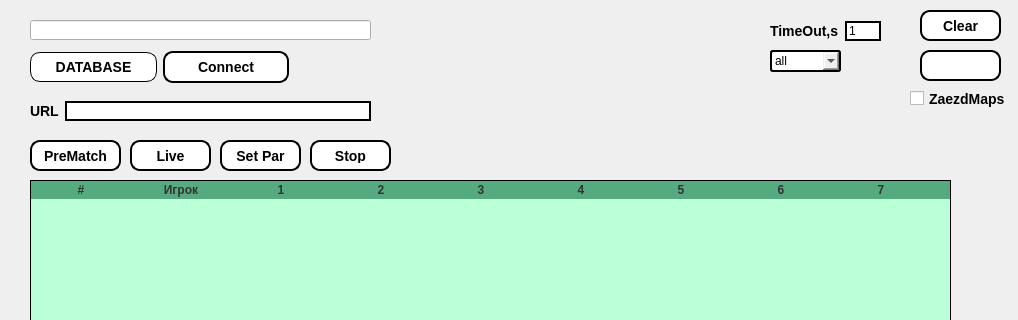
Above: window.ui from biggvladik/GrabberGolf before the change; both pictures show x 0 to 1018 and y 0 to 320 of the 1018 by 811 pixel window. Below: the same form after it.
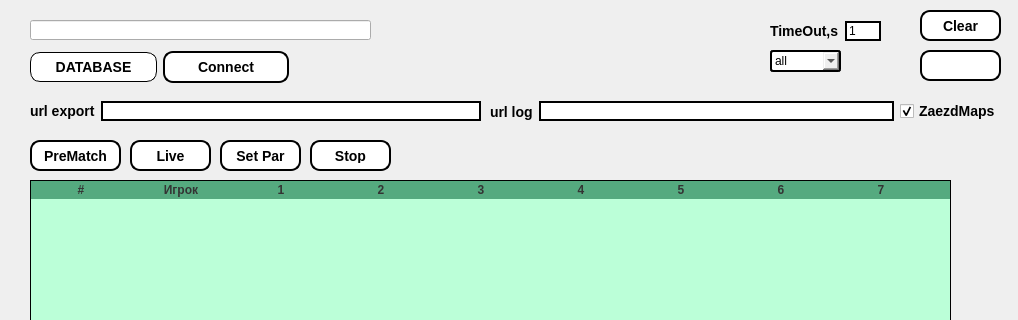
That is the form after the change.

```diff
--- a/window.ui
+++ b/window.ui
@@ -244,7 +244,7 @@
      <rect>
       <x>30</x>
       <y>100</y>
-      <width>341</width>
+      <width>451</width>
       <height>22</height>
      </rect>
     </property>
@@ -255,7 +255,7 @@
         <string notr="true">font: bold 14px;</string>
        </property>
        <property name="text">
-        <string>URL</string>
+        <string>url export</string>
        </property>
       </widget>
      </item>
@@ -484,22 +484,6 @@
      </property>
     </column>
    </widget>
-   <widget class="QCheckBox" name="checkBox">
-    <property name="geometry">
-     <rect>
-      <x>910</x>
-      <y>90</y>
-      <width>101</width>
-      <height>17</height>
-     </rect>
-    </property>
-    <property name="styleSheet">
-     <string notr="true">font: bold 14px;</string>
-    </property>
-    <property name="text">
-     <string>ZaezdMaps</string>
-    </property>
-   </widget>
    <widget class="QPushButton" name="pushButton_8">
     <property name="enabled">
      <bool>true</bool>
@@ -615,6 +599,48 @@
      </property>
     </item>
    </widget>
+   <widget class="QWidget" name="layoutWidget_3">
+    <property name="geometry">
+     <rect>
+      <x>490</x>
+      <y>100</y>
+      <width>511</width>
+      <height>23</height>
+     </rect>
+    </property>
+    <layout class="QHBoxLayout" name="horizontalLayout_5">
+     <item>
+      <widget class="QLabel" name="label_4">
+       <property name="styleSheet">
+        <string notr="true">font: bold 14px;</string>
+       </property>
+       <property name="text">
+        <string>url log</string>
+       </property>
+      </widget>
+     </item>
+     <item>
+      <widget class="QLineEdit" name="lineEdit_6">
+       <property name="styleSheet">
+        <string notr="true">border : 2px solid black;</string>
+       </property>
+      </widget>
+     </item>
+     <item>
+      <widget class="QCheckBox" name="checkBox">
+       <property name="styleSheet">
+        <string notr="true">font: bold 14px;</string>
+       </property>
+       <property name="text">
+        <string>ZaezdMaps</string>
+       </property>
+       <property name="checked">
+        <bool>true</bool>
+       </property>
+      </widget>
+     </item>
+    </layout>
+   </widget>
   </widget>
   <widget class="QStatusBar" name="statusbar"/>
  </widget>
```
